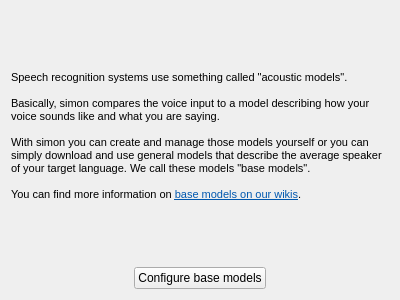
Before: the Qt Designer form simon/src/firstrunbasemodelconfig.ui in KDE/simon, drawn with Qt 5.
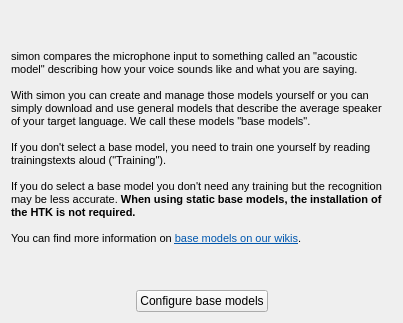
After: the same form once the commit is applied. Custom widgets are drawn as their Qt base class.

Patch:
```diff
--- a/simon/src/firstrunbasemodelconfig.ui
+++ b/simon/src/firstrunbasemodelconfig.ui
@@ -6,8 +6,8 @@
    <rect>
     <x>0</x>
     <y>0</y>
-    <width>400</width>
-    <height>300</height>
+    <width>403</width>
+    <height>323</height>
    </rect>
   </property>
   <property name="windowTitle">
@@ -21,12 +21,14 @@
 &lt;html&gt;&lt;head&gt;&lt;meta name=&quot;qrichtext&quot; content=&quot;1&quot; /&gt;&lt;style type=&quot;text/css&quot;&gt;
 p, li { white-space: pre-wrap; }
 &lt;/style&gt;&lt;/head&gt;&lt;body style=&quot; font-family:'DejaVu Sans'; font-size:8pt; font-weight:400; font-style:normal;&quot;&gt;
-&lt;p style=&quot; margin-top:0px; margin-bottom:0px; margin-left:0px; margin-right:0px; -qt-block-indent:0; text-indent:0px;&quot;&gt;Speech recognition systems use something called &amp;quot;acoustic models&amp;quot;.&lt;/p&gt;
-&lt;p style=&quot;-qt-paragraph-type:empty; margin-top:0px; margin-bottom:0px; margin-left:0px; margin-right:0px; -qt-block-indent:0; text-indent:0px;&quot;&gt;&lt;/p&gt;
-&lt;p style=&quot; margin-top:0px; margin-bottom:0px; margin-left:0px; margin-right:0px; -qt-block-indent:0; text-indent:0px;&quot;&gt;Basically, simon compares the voice input to a model describing how your voice sounds like and what you are saying.&lt;/p&gt;
+&lt;p style=&quot; margin-top:0px; margin-bottom:0px; margin-left:0px; margin-right:0px; -qt-block-indent:0; text-indent:0px;&quot;&gt;simon compares the microphone input to something called an &amp;quot;acoustic model&amp;quot; describing how your voice sounds like and what you are saying.&lt;/p&gt;
 &lt;p style=&quot;-qt-paragraph-type:empty; margin-top:0px; margin-bottom:0px; margin-left:0px; margin-right:0px; -qt-block-indent:0; text-indent:0px;&quot;&gt;&lt;/p&gt;
 &lt;p style=&quot; margin-top:0px; margin-bottom:0px; margin-left:0px; margin-right:0px; -qt-block-indent:0; text-indent:0px;&quot;&gt;With simon you can create and manage those models yourself or you can simply download and use general models that describe the average speaker of your target language. We call these models &amp;quot;base models&amp;quot;.&lt;/p&gt;
 &lt;p style=&quot;-qt-paragraph-type:empty; margin-top:0px; margin-bottom:0px; margin-left:0px; margin-right:0px; -qt-block-indent:0; text-indent:0px;&quot;&gt;&lt;/p&gt;
+&lt;p style=&quot; margin-top:0px; margin-bottom:0px; margin-left:0px; margin-right:0px; -qt-block-indent:0; text-indent:0px;&quot;&gt;If you don't select a base model, you need to train one yourself by reading trainingstexts aloud (&amp;quot;Training&amp;quot;).&lt;/p&gt;
+&lt;p style=&quot;-qt-paragraph-type:empty; margin-top:0px; margin-bottom:0px; margin-left:0px; margin-right:0px; -qt-block-indent:0; text-indent:0px;&quot;&gt;&lt;/p&gt;
+&lt;p style=&quot; margin-top:0px; margin-bottom:0px; margin-left:0px; margin-right:0px; -qt-block-indent:0; text-indent:0px;&quot;&gt;If you do select a base model you don't need any training but the recognition may be less accurate. &lt;span style=&quot; font-weight:600;&quot;&gt;When using static base models, the installation of the HTK is not required.&lt;/span&gt;&lt;/p&gt;
+&lt;p style=&quot;-qt-paragraph-type:empty; margin-top:0px; margin-bottom:0px; margin-left:0px; margin-right:0px; -qt-block-indent:0; text-indent:0px;&quot;&gt;&lt;/p&gt;
 &lt;p style=&quot; margin-top:0px; margin-bottom:0px; margin-left:0px; margin-right:0px; -qt-block-indent:0; text-indent:0px;&quot;&gt;You can find more information on &lt;a href=&quot;http://www.simon-listens.org/wiki/index.php/English:_Base_models&quot;&gt;&lt;span style=&quot; text-decoration: underline; color:#0057ae;&quot;&gt;base models on our wikis&lt;/span&gt;&lt;/a&gt;.&lt;/p&gt;&lt;/body&gt;&lt;/html&gt;</string>
      </property>
      <property name="wordWrap">
```
